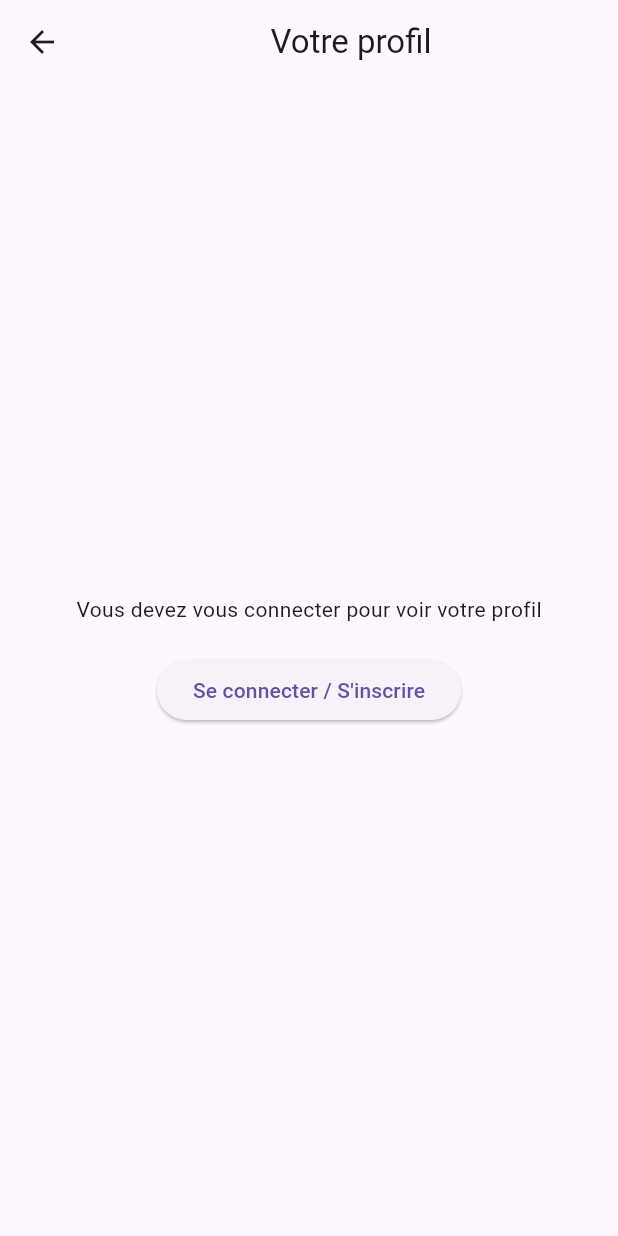
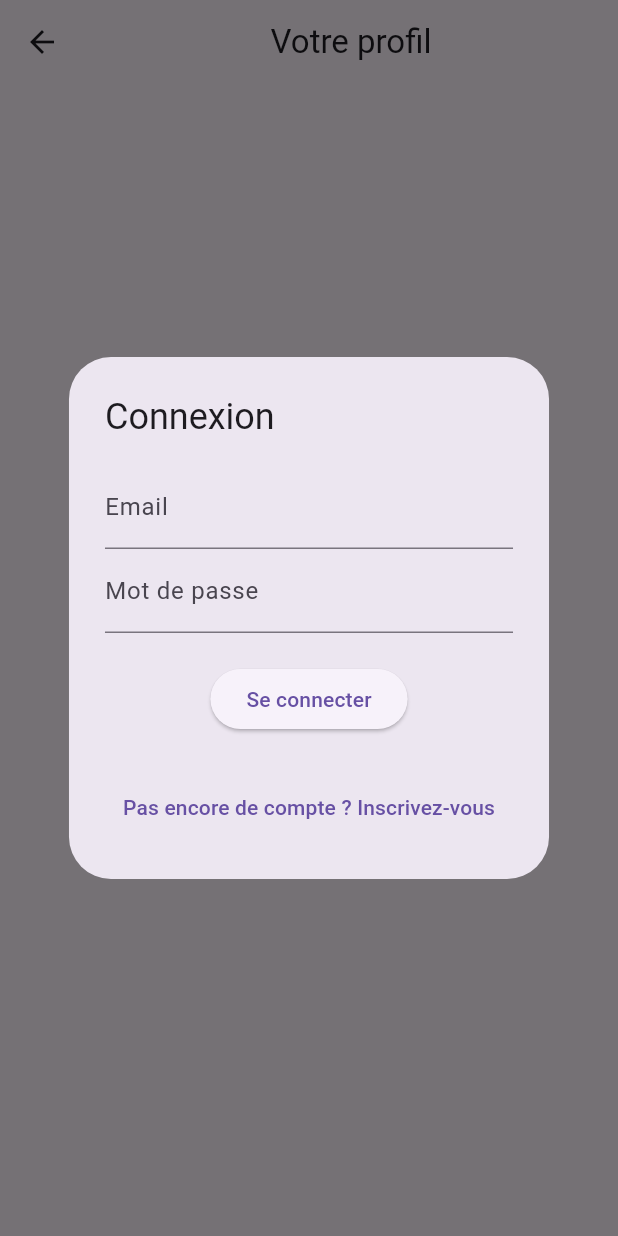
Before and after one commit to Pibaud/M-Trotter, a Flutter app: the ProfilePage screen opened directly, after a tap on an icon or button, on a phone screen of 412 x 824 dp. Run offline on Flutter 3.47's test engine with Material 3 defaults, Android fonts, the phone set to English and light mode, and no system bars; our stand-ins replace flutter_dotenv, flutter_map, geolocator, latlong2.

Commit message:
on fait le ménage... c'est pas fini

```diff
--- a/m_trotter/lib/ProfilePage.dart
+++ /dev/null
@@ -1,56 +0,0 @@
-import 'package:flutter/material.dart';
-import 'package:provider/provider.dart';
-import 'AuthPage.dart';
-import 'AuthPopup.dart';
-
-class ProfilePage extends StatefulWidget {
-  const ProfilePage({super.key});
-
-  @override
-  ProfilePageState createState() => ProfilePageState();
-}
-
-class ProfilePageState extends State<ProfilePage> {
-  @override
-  Widget build(BuildContext context) {
-    final authState = Provider.of<AuthState>(context, listen: true);
-    return Scaffold(
-        appBar: AppBar(
-            title: Center(
-          child: Text('Votre profil'),
-        )),
-        body: authState.isLoggedIn
-            ? Center(
-                child: Column(
-                  mainAxisAlignment: MainAxisAlignment.center,
-                  children: [
-                    const Text(
-                      "Bienvenue sur votre page de profil !",
-                      style: TextStyle(fontSize: 18),
-                    ),
-                    ElevatedButton(
-                      onPressed: () {
-                        authState.logOut(); // Déconnecte l'utilisateur.
-                      },
-                      child: const Text("Se déconnecter"),
-                    ),
-                  ],
-                ),
-              )
-            : Center(
-                child: Column(
-                  mainAxisSize: MainAxisSize.min, // Pour centrer verticalement
-                  children: [
-                    Text('Vous devez vous connecter pour voir votre profil'),
-                    SizedBox(height: 20), // Espacement entre les widgets
-                    ElevatedButton(
-                      onPressed: () {
-                        // Action du bouton
-                      },
-                      child: Text('Se connecter / S\'inscrire'),
-                    ),
-                  ],
-                ),
-              ));
-  }
-}
--- a/m_trotter/lib/HomePage.dart
+++ b/m_trotter/lib/pages/HomePage.dart
@@ -1,8 +1,8 @@
 import 'package:flutter/material.dart';
 import 'package:provider/provider.dart';
-import 'AuthPage.dart';
-import 'AuthPopup.dart';
-import 'main.dart';
+import '../providers/AuthNotifier.dart';
+import '../widgets/AuthPopup.dart';
+import '../main.dart';
 
 class HomePage extends StatefulWidget {
   final void Function(int) onTabChange;
--- a/m_trotter/lib/MapPage.dart
+++ b/m_trotter/lib/pages/MapPage.dart
@@ -4,9 +4,9 @@ import 'package:flutter_map/flutter_map.dart';
 import 'package:latlong2/latlong.dart';
 import 'package:http/http.dart' as http;
 import 'dart:convert';
-import 'LocationService.dart';
+import '../services/LocationService.dart';
 import 'dart:async';
-import 'BottomNavBarVisibilityProvider.dart';
+import '../providers/BottomNavBarVisibilityProvider.dart';
 import 'package:provider/provider.dart';
 
 class MapPage extends StatefulWidget {
@@ -88,7 +88,7 @@ class _MapPageState extends State<MapPage> {
   }
 
   Future<void> getPlaces(String input) async {
-    final String url = 'http://192.168.0.49:3000/api/places';
+    final String url = 'http://192.168.1.46:3000/api/places';
 
     try {
       final response = await http.post(
@@ -156,7 +156,7 @@ class _MapPageState extends State<MapPage> {
   void _itineraire(String lieu, {String mode = 'car'}) async {
     LatLng depart = LatLng(43.610769, 3.876716);
     LatLng destination = _lieuxCoordonnees[lieu]!;
-    String url = 'http://192.168.0.49:3000/api/routes?'
+    String url = 'http://192.168.1.46:3000/api/routes?'
         'startLat=${depart.latitude}&startLon=${depart.longitude}&'
         'endLat=${destination.latitude}&endLon=${destination.longitude}&'
         'mode=$mode';
--- /dev/null
+++ b/m_trotter/lib/pages/ProfilePage.dart
@@ -0,0 +1,62 @@
+import 'package:flutter/material.dart';
+import 'package:provider/provider.dart';
+import '../providers/AuthNotifier.dart';
+import '../widgets/AuthPopup.dart';
+
+class ProfilePage extends StatefulWidget {
+  const ProfilePage({super.key});
+
+  @override
+  ProfilePageState createState() => ProfilePageState();
+}
+
+class ProfilePageState extends State<ProfilePage> {
+  @override
+  Widget build(BuildContext context) {
+    final authState = Provider.of<AuthState>(context, listen: true);
+    return Scaffold(
+      appBar: AppBar(
+          title: Center(
+        child: Text('Votre profil'),
+      )),
+      body: authState.isLoggedIn
+          ? Center(
+              child: Column(
+                mainAxisAlignment: MainAxisAlignment.center,
+                children: [
+                  const Text(
+                    "Bienvenue sur votre page de profil !",
+                    style: TextStyle(fontSize: 18),
+                  ),
+                  ElevatedButton(
+                    onPressed: () {
+                      authState.logOut(); // Déconnecte l'utilisateur.
+                    },
+                    child: const Text("Se déconnecter"),
+                  ),
+                ],
+              ),
+            )
+          : Center(
+              child: Column(
+                mainAxisSize: MainAxisSize.min,
+                children: [
+                  const Text(
+                      'Vous devez vous connecter pour voir votre profil'),
+                  const SizedBox(height: 20),
+                  ElevatedButton(
+                    onPressed: () {
+                      // Affiche le popup de connexion/inscription
+                      showDialog(
+                        context: context,
+                        builder: (context) => AuthDialog(authState),
+                      );
+                    },
+                    child: const Text('Se connecter / S\'inscrire'),
+                  ),
+                ],
+              ),
+            ),
+    );
+  }
+}
--- a/m_trotter/lib/AuthPopup.dart
+++ b/m_trotter/lib/widgets/AuthPopup.dart
@@ -1,6 +1,6 @@
 import 'package:flutter/material.dart';
 import 'package:provider/provider.dart';
-import 'AuthPage.dart';
+import '../providers/AuthNotifier.dart';
 class AuthDialog extends StatefulWidget {
   final AuthState authState;
 
```
Also changed, not shown: m_trotter/lib/main.dart (+5 -5 lines), m_trotter/lib/pages/SettingsPage.dart (added), m_trotter/lib/providers/AuthNotifier.dart (renamed from m_trotter/lib/AuthPage.dart), m_trotter/lib/providers/BottomNavBarVisibilityProvider.dart (renamed from m_trotter/lib/BottomNavBarVisibilityProvider.dart), m_trotter/lib/services/LocationService.dart (renamed from m_trotter/lib/LocationService.dart).
